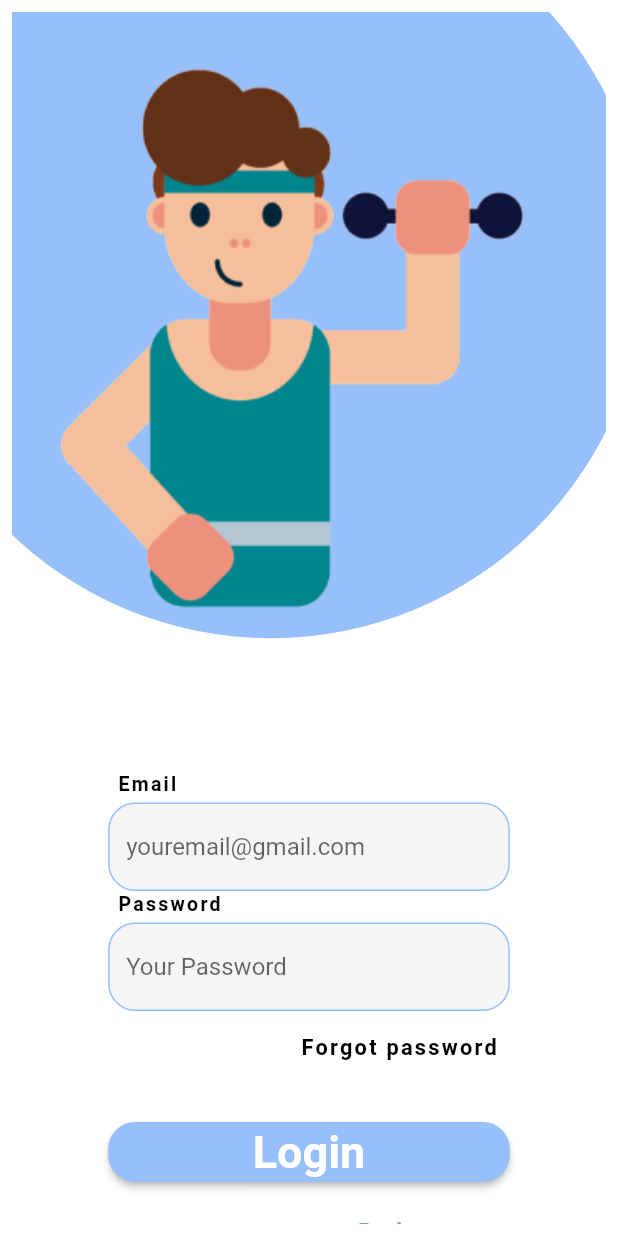
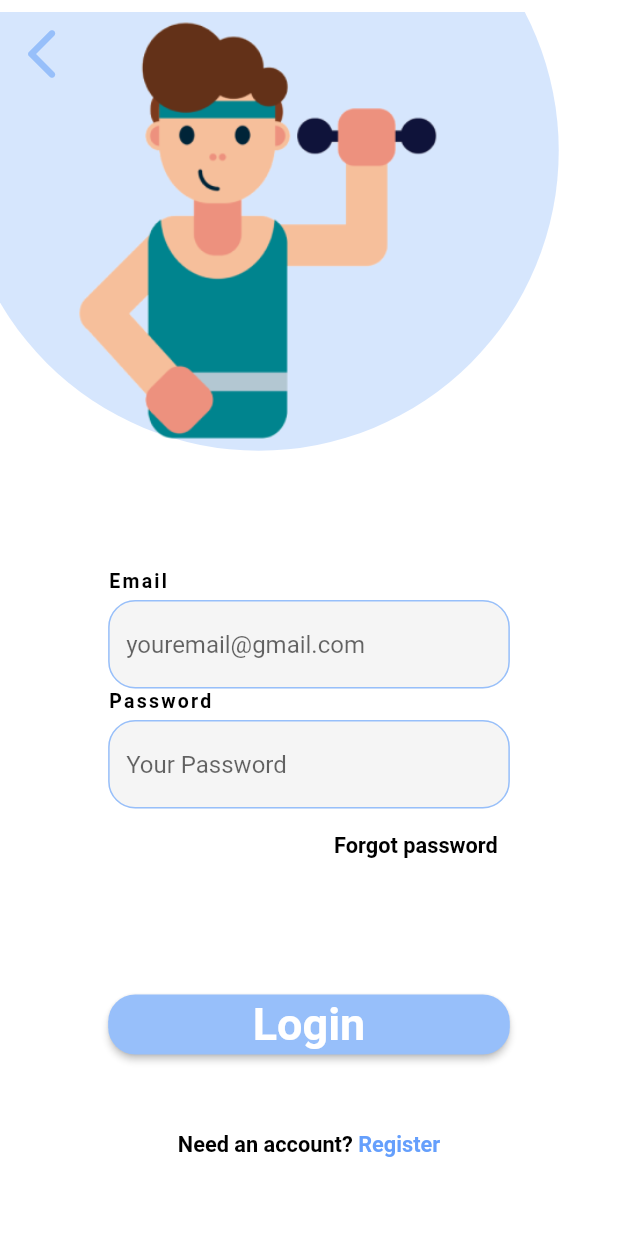
Before and after one commit to CyberExplosion/Nut_App, a Flutter app: the screen it shows after launch, after a tap on "Login", on a phone screen of 412 x 824 dp. Run offline on Flutter 3.47's test engine with Material 2 defaults, Android fonts, the phone set to English and light mode, and no system bars; our stand-ins replace firebase_auth, firebase_core, google_fonts, google_sign_in; missing offline and left inert: flutter_facebook_auth; accounts and stored records are empty.

Commit message:
messing a lil bit

```diff
--- a/nut_app_andrew/lib/login.dart
+++ b/nut_app_andrew/lib/login.dart
@@ -8,9 +8,9 @@ class CirclePainter extends CustomPainter {
   @override
   void paint(Canvas canvas, Size size) {
     // var paint = Paint()..color = const Color(kBubbleRegisterColor);
-    var paint = Paint()..color = kNutBackgroundBlue;
+    var paint = Paint()..color = kNutBackgroundBlue.withAlpha(100);
     Offset center = Offset(size.width / 2, size.height / 2);
-    canvas.drawCircle(center, 250, paint);
+    canvas.drawCircle(center, 200, paint);
   }
 
   @override
@@ -40,13 +40,37 @@ class _LoginPageState extends State<LoginPage> {
       ..onTap = () => Navigator.pushNamed(context, '/registerPage');
 
     return SafeArea(
-      minimum: const EdgeInsets.all(constants.SAFEAREA_ALLINSETS),
+      minimum: const EdgeInsets.only(top: constants.SAFEAREA_ALLINSETS),
       child: Scaffold(
-        body: SingleChildScrollView(
+        extendBodyBehindAppBar: true,
+        appBar: AppBar(
+            leading: SizedBox(
+          child: IconButton(
+            iconSize: 40,
+            icon: const Icon(
+              Icons.arrow_back_ios_new_rounded,
+              weight: 400,
+            ),
+            onPressed: () {
+              _emailController.clear();
+              _passwdController.clear();
+              Navigator.pop(context);
+            },
+          ),
+        )),
+        body: CustomScrollView(
+          slivers: [
+            SliverFillRemaining(
+              hasScrollBody: false,
+              child: Column(
+                  mainAxisAlignment: MainAxisAlignment.spaceEvenly,
+                  children: [
+                    SizedBox(
+                      height: 320,
                       child: Stack(
                         children: [
                           Positioned(
-                top: -75,
+                            top: -150,
                             left: -70,
                             child: CustomPaint(
                               size: const Size(485, 485),
@@ -54,31 +78,37 @@ class _LoginPageState extends State<LoginPage> {
                             ),
                           ),
                           Positioned(
-                top: 29,
+                            top: 0,
                             left: -39,
                             child: Image.asset(
                               'assets/exercise_guy.png',
-                  width: 423,
-                  height: 388,
+                              width: 400,
+                              height: 300,
                             ),
                           ),
-              Center(
+                        ],
+                      ),
+                    ),
+                    Flexible(
+                      child: SizedBox(
+                        width: 0.65 * screenWidth,
                         child: Column(
-                  crossAxisAlignment: CrossAxisAlignment.center,
+                          crossAxisAlignment: CrossAxisAlignment.start,
+                          mainAxisAlignment: MainAxisAlignment.spaceEvenly,
                           children: [
-                    const SizedBox(
-                      height: 507,
-                    ),
+                            Column(
+                              crossAxisAlignment: CrossAxisAlignment.start,
+                              children: [
                                 SizedBox(
                                     height: 20,
-                        width: 0.62 * screenWidth,
                                     child: Text(
                                       'Email',
-                          style: Theme.of(context).textTheme.labelSmall,
+                                      style: Theme.of(context)
+                                          .textTheme
+                                          .labelSmall,
                                       textAlign: TextAlign.start,
                                     )),
                                 SizedBox(
-                      width: 0.65 * screenWidth,
                                   height: 60,
                                   child: TextField(
                                     controller: _emailController,
@@ -90,85 +120,106 @@ class _LoginPageState extends State<LoginPage> {
                                 ),
                                 SizedBox(
                                     height: 20,
-                        width: 0.62 * screenWidth,
                                     child: Text(
                                       'Password',
-                          style: Theme.of(context).textTheme.labelSmall,
+                                      style: Theme.of(context)
+                                          .textTheme
+                                          .labelSmall,
                                       textAlign: TextAlign.left,
                                     )),
                                 SizedBox(
-                      width: 0.65 * screenWidth,
                                   height: 60,
                                   child: TextField(
                                     controller: _passwdController,
                                     decoration: const InputDecoration(
-                            filled: true, hintText: 'Your Password'),
+                                        filled: true,
+                                        hintText: 'Your Password'),
                                   ),
                                 ),
-                    SizedBox(
-                      width: 0.65 * screenWidth,
-                      child: Row(
+                                Row(
+                                  mainAxisAlignment: MainAxisAlignment.end,
                                   children: [
-                          const Expanded(child: SizedBox()), //Fill the space
                                     TextButton(
-                            onPressed: () {},
+                                      onPressed:
+                                          () {}, // Fix forgot password problem
                                       child: Text(
                                         'Forgot password',
-                              textAlign: TextAlign.left,
+                                        textAlign: TextAlign.right,
                                         style: Theme.of(context)
                                             .textTheme
-                                  .labelSmall!
+                                            .labelMedium!
                                             .copyWith(
                                                 fontSize: 14.5,
-                                    color: Colors.black,
-                                  ),
+                                                color: Colors.black),
                                       ),
                                     ),
                                   ],
                                 ),
+                              ],
                             ),
-                    const SizedBox(
-                      height: 25,
-                    ),
-                    SizedBox(
-                        width: 0.65 * screenWidth,
+                            Padding(
+                              padding: const EdgeInsets.only(top: 23),
+                              child: Row(
+                                mainAxisAlignment: MainAxisAlignment.center,
+                                children: [
+                                  Expanded(
+                                    child: SizedBox(
                                         height: 40,
                                         child: ElevatedButton(
                                             onPressed: () async {
-                              if (_emailController.text.isEmpty) {
-                                print("Please enter valid email");
+                                              if (_emailController
+                                                  .text.isEmpty) {
+                                                print(
+                                                    "Please enter valid email");
                                               } else {
                                                 try {
-                                  final credential = await FirebaseAuth.instance
+                                                  final credential = await FirebaseAuth
+                                                      .instance
                                                       .signInWithEmailAndPassword(
-                                          email: _emailController.text,
-                                          password: _passwdController.text);
+                                                          email:
+                                                              _emailController
+                                                                  .text,
+                                                          password:
+                                                              _passwdController
+                                                                  .text);
                                                   if (credential.user != null &&
                                                       context.mounted) {
-                                    Navigator.pushNamed(
-                                        context, '/getStartedPage');
+                                                    Navigator.pushNamed(context,
+                                                        '/getStartedPage');
                                                   }
                                                 } on FirebaseAuthException catch (e) {
-                                  if (e.code == 'user-not-found') {
-                                    print("There is no user with that email");
-                                  } else if (e.code == 'wrong-password') {
-                                    print("Wrong password for user");
+                                                  if (e.code ==
+                                                      'user-not-found') {
+                                                    print(
+                                                        "There is no user with that email");
+                                                  } else if (e.code ==
+                                                      'wrong-password') {
+                                                    print(
+                                                        "Wrong password for user");
                                                     //thisisabetch: password
                                                   }
                                                 }
                                               }
                                             },
                                             child: Text('Login',
-                                style: Theme.of(context).textTheme.bodyLarge))),
-                    const SizedBox(
-                      height: 25,
+                                                style: Theme.of(context)
+                                                    .textTheme
+                                                    .bodyLarge))),
                                   ),
+                                ],
+                              ),
+                            ),
+                            Row(
+                              mainAxisAlignment: MainAxisAlignment.center,
+                              children: [
                                 RichText(
                                   text: TextSpan(
                                     children: [
                                       TextSpan(
                                         text: 'Need an account? ',
-                            style: Theme.of(context).textTheme.headlineSmall,
+                                        style: Theme.of(context)
+                                            .textTheme
+                                            .headlineSmall,
                                       ),
                                       TextSpan(
                                           text: 'Register',
@@ -179,14 +230,19 @@ class _LoginPageState extends State<LoginPage> {
                                           recognizer: _registerLinkRecog)
                                     ],
                                   ),
-                    )
+                                ),
                               ],
-                ),
                             ),
                           ],
                         ),
                       ),
                     ),
+                    // Flexible(child: Container()),
+                  ]),
+            )
+          ],
+        ),
+      ),
     );
   }
 }
--- a/nut_app_andrew/lib/main.dart
+++ b/nut_app_andrew/lib/main.dart
@@ -15,8 +15,8 @@ import 'color.dart';
 Future<void> main() async {
   WidgetsFlutterBinding.ensureInitialized();
   await Firebase.initializeApp(options: DefaultFirebaseOptions.currentPlatform);
-  // await FirebaseAuth.instance
-  //     .useAuthEmulator("localhost", 9099); //! For demoing only
+  await FirebaseAuth.instance
+      .useAuthEmulator("localhost", 9099); //! For demoing only
   runApp(const MyApp());
 }
 
@@ -102,8 +102,8 @@ TextTheme _buildNutTextLightTheme(TextTheme base) {
     ),
     labelMedium: GoogleFonts.roboto(
         fontWeight: FontWeight.w600, fontSize: 30, color: kNutBackgroundBlue),
-    headlineSmall:
-        GoogleFonts.roboto(fontWeight: FontWeight.w700, fontSize: 14.5),
+    headlineSmall: GoogleFonts.roboto(
+        fontWeight: FontWeight.w700, fontSize: 14.5, color: Colors.black),
     headlineMedium: GoogleFonts.roboto(
         fontWeight: FontWeight.w700, fontSize: 20, color: kLogoText),
   );
```
Lines whose indentation alone changed are shown as unchanged.
